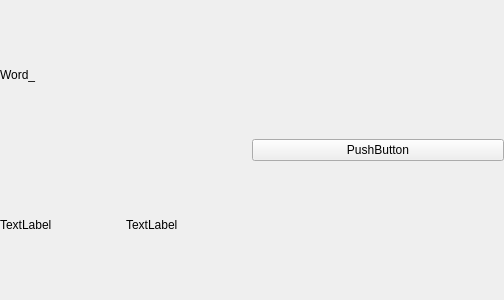
First picture: the form in LanguageLearner/wordcard.ui, repository drinch/LanguageLearner, before the edit.
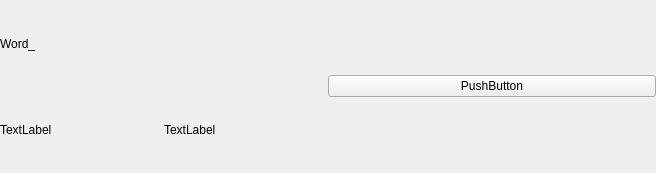
Second picture: the form after the edit.

Diff of the .ui file:
```diff
--- a/LanguageLearner/wordcard.ui
+++ b/LanguageLearner/wordcard.ui
@@ -6,8 +6,8 @@
    <rect>
     <x>0</x>
     <y>0</y>
-    <width>504</width>
-    <height>300</height>
+    <width>656</width>
+    <height>173</height>
    </rect>
   </property>
   <property name="windowTitle">
```
Left out of the diff: 16 changed lines with no effect on the pictures.
